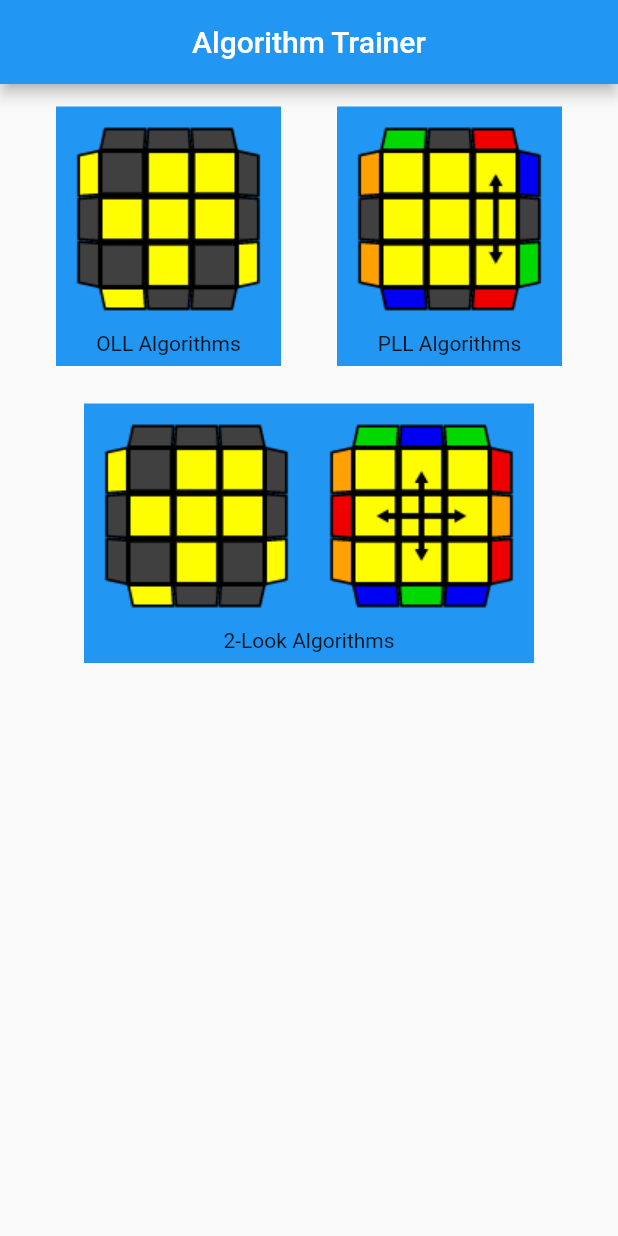
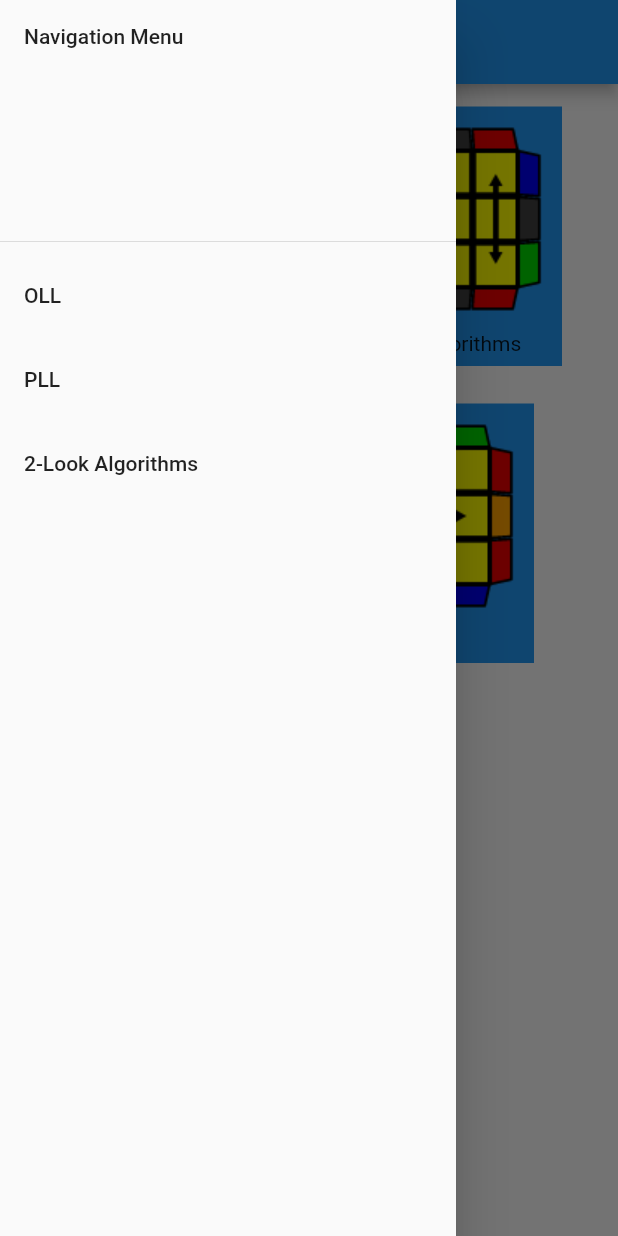
Before and after one commit to michalkundrat/algorithm-trainer, a Flutter app: the screen it shows after launch, with the side drawer open (before the commit the screen has no drawer), on a phone screen of 412 x 824 dp. Run offline on Flutter 3.47's test engine with Material 2 defaults, Android fonts, the phone set to English and light mode, and no system bars.

Commit message:
Added a new navigation bar

```diff
--- a/lib/main.dart
+++ b/lib/main.dart
@@ -10,6 +10,30 @@ class AppHomePage extends StatelessWidget {
       appBar: AppBar(
         title: Text("Algorithm Trainer"),
         centerTitle: true,
+      ),
+      drawer: Drawer(
+        child: ListView(
+          padding: EdgeInsets.zero,
+          children: [
+            DrawerHeader(child: Text("Navigation Menu")),
+            ListTile(
+              title: Text("OLL"),
+            ),
+            ListTile(
+              title: Text("PLL"),
+            ),
+            ListTile(
+              title: Text("2-Look Algorithms"),
+              onTap: () {
+                Navigator.push(
+                  context,
+                  new MaterialPageRoute(
+                      builder: (context) => new App2LookAlgorithms()),
+                );
+              },
+            ),
+          ],
+        ),
       ),
       body: Column(
         children: [
--- a/pubspec.yaml
+++ b/pubspec.yaml
@@ -15,7 +15,7 @@ publish_to: 'none' # Remove this line if you wish to publish to pub.dev
 # In iOS, build-name is used as CFBundleShortVersionString while build-number used as CFBundleVersion.
 # Read more about iOS versioning at
 # https://developer.apple.com/library/archive/documentation/General/Reference/InfoPlistKeyReference/Articles/CoreFoundationKeys.html
-version: 1.0.0+1
+version: 0.5.0+1
 
 environment:
   sdk: ">=2.12.0 <3.0.0"
@@ -36,7 +36,7 @@ dev_dependencies:
   flutter_launcher_icons: "^0.9.0"
 
 flutter_icons:
-  image_path: "assets/MainApp/3x3_with_top_layer_turned.png.png"
+  image_path: "assets/MainApp/3x3_with_top_layer_turned.png"
   android: true
   ios: true
 
```
Also changed, not shown: 21 other files.
